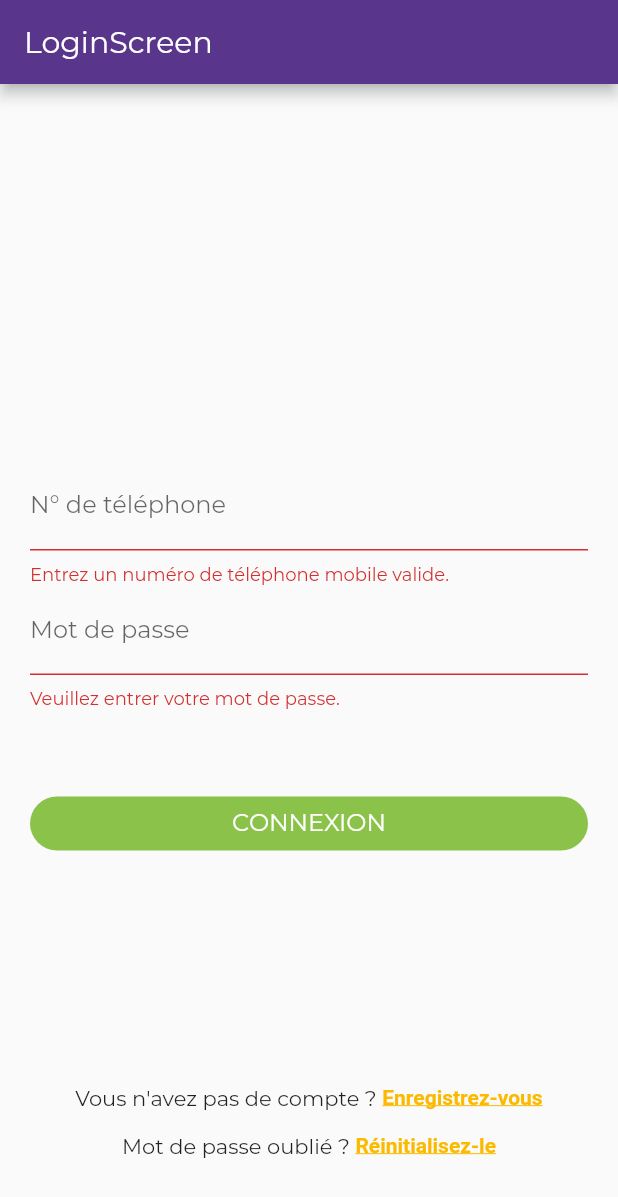
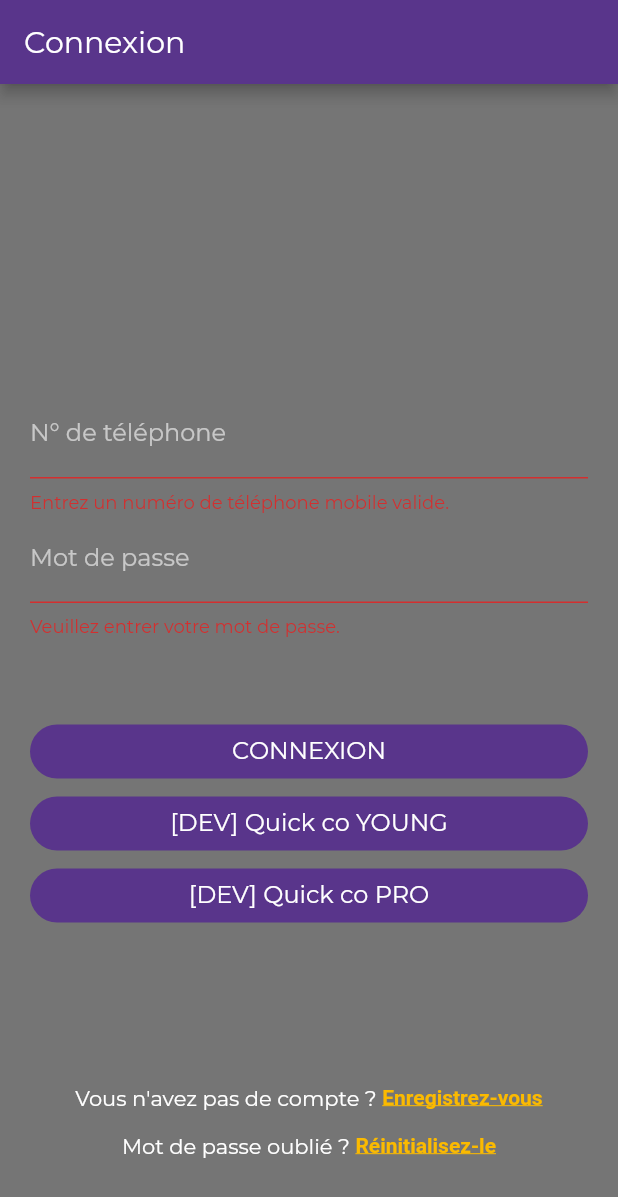
Before and after one commit to Hele-2020/mobile, a Flutter app: the screen it shows after launch, after a tap on "CONNEXION", on a phone screen of 412 x 824 dp. Shown: the top 1197 px of the screen. Run offline on Flutter 3.47's test engine with Material 2 defaults, Android fonts, the phone set to English and light mode, and no system bars; drawn by our look-alikes of oktoast; our stand-ins replace sentry, shared_preferences, validators; missing offline and left inert: loading_animations; accounts and stored records are empty.

Commit message:
dark theme

```diff
--- a/lib/app.dart
+++ b/lib/app.dart
@@ -5,6 +5,8 @@ import 'screens/splash_screen.dart';
 import 'screens/auth/login_screen.dart';
 import 'screens/auth/register_screen.dart';
 import 'screens/home_screen.dart';
+import 'themes/light.dart';
+import 'themes/dark.dart';
 import 'package:oktoast/oktoast.dart';
 
 class HeleApp extends StatelessWidget {
@@ -13,12 +15,7 @@ class HeleApp extends StatelessWidget {
     return OKToast(
       /// set toast style, optional
       child: MaterialApp(
-        theme: ThemeData(
-          fontFamily: 'Montserrat',
-          brightness: Brightness.light,
-          primaryColor: Color(0xFF59358B),
-          accentColor: Color(0xFFFBBA00),
-        ),
+        theme: darkTheme,
         title: 'Hélé',
         initialRoute: '/',
         routes: <String, WidgetBuilder>{
--- a/lib/screens/auth/login_screen.dart
+++ b/lib/screens/auth/login_screen.dart
@@ -98,7 +98,7 @@ class LoginScreenState extends State<StatefulWidget> {
     );
   }
 
-  Widget _setupLoginButton(BuildContext context) {
+  Widget _setupLoginButton() {
     return HeleButton(onClick: () {
       if (_loginButtonState == HeleButtonState.loading) {
         return;
@@ -108,6 +108,21 @@ class LoginScreenState extends State<StatefulWidget> {
         this._loginAsync();
       }
     }, state: _loginButtonState, text: "CONNEXION");
+  }
+
+  Widget _setupQuickLoginYoungButton() {
+    return HeleButton(onClick: () {
+      this._identification = '0659929405';
+      this._password = 'l98cmyrj5f';
+      this._loginAsync();
+    }, state: HeleButtonState.idle, text: "[DEV] Quick co YOUNG");
+  }
+  Widget _setupQuickLoginProButton() {
+    return HeleButton(onClick: () {
+      this._identification = '0600000000';
+      this._password = 'l3wqzy5yav';
+      this._loginAsync();
+    }, state: HeleButtonState.idle, text: "[DEV] Quick co PRO");
   }
 
   Widget _setupErrorMessage() {
@@ -154,7 +169,9 @@ class LoginScreenState extends State<StatefulWidget> {
             },
           ),
           _setupErrorMessage(),
-          _setupLoginButton(context)
+          _setupLoginButton(),
+          _setupQuickLoginYoungButton(),
+          _setupQuickLoginProButton(),
         ],
       )
     );
@@ -164,7 +181,7 @@ class LoginScreenState extends State<StatefulWidget> {
   Widget build(BuildContext context) {
     return Scaffold(
       appBar: AppBar(
-        title: Text('LoginScreen'),
+        title: Text('Connexion'),
       ),
       body:
         Center(
--- a/lib/screens/auth/register_screen.dart
+++ b/lib/screens/auth/register_screen.dart
@@ -18,7 +18,7 @@ class RegisterScreenState extends State<StatefulWidget> {
   String _error;
   String _phone;
   String _username;
-  String _establishmentCode = "BDX";
+  String _establishmentCode;
   int _age;
   int _regionId = 2;
   bool _agreeTos = false;
--- /dev/null
+++ b/lib/themes/dark.dart
@@ -0,0 +1,11 @@
+import 'package:flutter/material.dart';
+
+final darkTheme = ThemeData(
+  fontFamily: 'Montserrat',
+  brightness: Brightness.dark,
+  primaryColor: Color(0xFF59358B),
+  primaryColorLight: Color(0xFF70469C),
+  accentColor: Color(0xFFFBBA00),
+  scaffoldBackgroundColor: Color(0XAA303030),
+selectedRowColor: Colors.red
+);
--- /dev/null
+++ b/lib/themes/light.dart
@@ -0,0 +1,9 @@
+import 'package:flutter/material.dart';
+
+final lightTheme = ThemeData(
+  fontFamily: 'Montserrat',
+  brightness: Brightness.light,
+  primaryColor: Color(0xFF59358B),
+  primaryColorLight: Color(0xFF70469C),
+  accentColor: Color(0xFFFBBA00),
+);
--- a/lib/widgets/hele_button.dart
+++ b/lib/widgets/hele_button.dart
@@ -2,6 +2,7 @@ import 'package:flutter/material.dart';
 
 enum HeleButtonState {
   idle,
+  disabled,
   loading,
   success,
   error
@@ -11,22 +12,30 @@ class HeleButton extends StatelessWidget {
   final HeleButtonState state;
   final Function onClick;
   final String text;
-  get colors => {
-    HeleButtonState.idle: Colors.lightGreen,
-    HeleButtonState.loading: Colors.lightGreen[300],
-    HeleButtonState.success: Colors.lightGreen[200],
-    //HeleButtonState.error: Colors.red
-    HeleButtonState.error: Colors.lightGreen
-  };
+  final String color;
 
   HeleButton({
     @required this.onClick,
     @required this.state,
     @required this.text,
+    this.color,
   });
+
+  Color _getColor(BuildContext context) {
+    ThemeData theme = Theme.of(context);
+    final Map<String, Color> colors = {
+      'primary': theme.primaryColor,
+      'secondary': theme.accentColor,
+    };
+    if (this.color == null) {
+      return colors['primary'];
+    }
+    return colors[this.color] != null ? colors[this.color] : colors['primary'];
+  }
 
   @override
   Widget build(BuildContext context) {
+    ThemeData theme = Theme.of(context);
     return new FlatButton(
       child: new LayoutBuilder(
         builder: (BuildContext context, BoxConstraints constraints) {
@@ -36,11 +45,13 @@ class HeleButton extends StatelessWidget {
           );
         }
       ),
-      onPressed: onClick,
+      onPressed: state == HeleButtonState.disabled || state == HeleButtonState.loading ? null : onClick,
       shape: RoundedRectangleBorder(
         borderRadius: new BorderRadius.circular(18.0),
       ),
-      color: colors[state],
+      color: _getColor(context),
+      disabledColor: theme.primaryColorLight,
+
     );
   }
 
@@ -55,8 +66,13 @@ class HeleButton extends StatelessWidget {
         ),
       );
     } else if (state == HeleButtonState.loading) {
-      return CircularProgressIndicator(
-        valueColor: AlwaysStoppedAnimation<Color>(Colors.white),
+      return Row(
+        mainAxisAlignment: MainAxisAlignment.center,
+        children: <Widget>[
+          CircularProgressIndicator(
+            valueColor: AlwaysStoppedAnimation<Color>(Colors.white),
+          )
+        ]
       );
     } else {
       return Icon(Icons.check, color: Colors.white);
```
